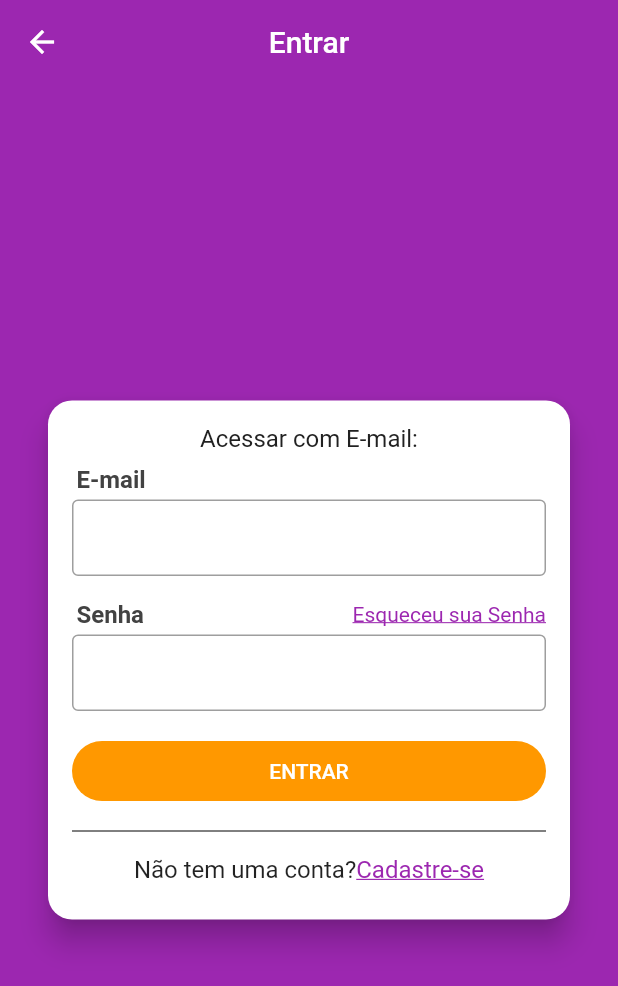
After one commit to Abnner13/Jujuri_OLX, a Flutter app: the screen it shows after launch, in the side drawer, after a tap on "Acesse sua conta agora!", on a phone screen of 412 x 824 dp. The commit adds this screen. Shown: the top 986 px of the screen. Run offline on Flutter 3.47's test engine with Material 2 defaults, Android fonts, the phone set to English and light mode, and no system bars; our stand-ins replace get_it, mobx, parse_server_sdk_flutter; generated files the repository leaves out were written again.

Commit message:
Fazendo Tela de Login

```diff
--- a/lib/Components/CustomDrawer/CustomDrawerHeader.dart
+++ b/lib/Components/CustomDrawer/CustomDrawerHeader.dart
@@ -1,9 +1,16 @@
 import 'package:flutter/material.dart';
+import 'package:jujuri_mobx/screens/Login/LoginScreen.dart';
 
 class CustomDrawerHeader extends StatelessWidget {
   @override
   Widget build(BuildContext context) {
-    return Container(
+    return GestureDetector(
+      onTap: () {
+        Navigator.of(context).pop();
+        Navigator.of(context)
+            .push(MaterialPageRoute(builder: (_) => LoginSreen()));
+      },
+      child: Container(
         color: Colors.purple,
         height: 95,
         padding: const EdgeInsets.symmetric(horizontal: 20),
@@ -37,6 +44,7 @@ class CustomDrawerHeader extends StatelessWidget {
             )
           ],
         ),
+      ),
     );
   }
 }
--- a/lib/main.dart
+++ b/lib/main.dart
@@ -30,9 +30,13 @@ class MyApp extends StatelessWidget {
   Widget build(BuildContext context) {
     return MaterialApp(
       title: 'Jujuri',
+      debugShowCheckedModeBanner: false,
       theme: ThemeData(
-        primarySwatch: Colors.blue,
+        primaryColor: Colors.purple,
+        scaffoldBackgroundColor: Colors.purple,
         visualDensity: VisualDensity.adaptivePlatformDensity,
+        appBarTheme: AppBarTheme(elevation: 0),
+        cursorColor: Colors.orange,
       ),
       home: BaseScreen(),
     );
--- a/lib/screens/HomeScreen/HomeScreen.dart
+++ b/lib/screens/HomeScreen/HomeScreen.dart
@@ -4,9 +4,11 @@ import 'package:jujuri_mobx/Components/CustomDrawer/CustomDrawer.dart';
 class HomeScreen extends StatelessWidget {
   @override
   Widget build(BuildContext context) {
-    return Scaffold(
-      appBar: AppBar(),
-      drawer: CustomDrawer(),
+    return SafeArea(
+      child: Scaffold(
+        appBar: AppBar(),
+        drawer: CustomDrawer(),
+      ),
     );
   }
 }
--- /dev/null
+++ b/lib/screens/Login/LoginScreen.dart
@@ -0,0 +1,136 @@
+import 'dart:ui';
+
+import 'package:flutter/material.dart';
+import 'package:flutter/services.dart';
+
+class LoginSreen extends StatelessWidget {
+  @override
+  Widget build(BuildContext context) {
+    return Scaffold(
+      appBar: AppBar(
+        centerTitle: true,
+        title: const Text('Entrar'),
+      ),
+      body: Container(
+        alignment: Alignment.center,
+        child: SingleChildScrollView(
+          child: Card(
+            shape:
+                RoundedRectangleBorder(borderRadius: BorderRadius.circular(16)),
+            elevation: 8,
+            margin: const EdgeInsets.symmetric(horizontal: 32),
+            child: Padding(
+              padding: const EdgeInsets.all(16),
+              child: Column(
+                crossAxisAlignment: CrossAxisAlignment.stretch,
+                mainAxisSize: MainAxisSize.min,
+                children: <Widget>[
+                  Text(
+                    'Acessar com E-mail: ',
+                    textAlign: TextAlign.center,
+                    style: TextStyle(fontSize: 16, color: Colors.grey[900]),
+                  ),
+                  Padding(
+                    padding: const EdgeInsets.only(left: 3, bottom: 4, top: 8),
+                    child: Text(
+                      'E-mail',
+                      style: TextStyle(
+                        color: Colors.grey[800],
+                        fontSize: 16,
+                        fontWeight: FontWeight.w700,
+                      ),
+                    ),
+                  ),
+                  TextField(
+                    decoration: InputDecoration(
+                      border: const OutlineInputBorder(),
+                      isDense: true,
+                    ),
+                    keyboardType: TextInputType.emailAddress,
+                  ),
+                  const SizedBox(height: 16),
+                  Padding(
+                    padding: const EdgeInsets.only(
+                      left: 3,
+                      bottom: 4,
+                    ),
+                    child: Row(
+                      mainAxisAlignment: MainAxisAlignment.spaceBetween,
+                      children: <Widget>[
+                        Text(
+                          'Senha',
+                          style: TextStyle(
+                            color: Colors.grey[800],
+                            fontSize: 16,
+                            fontWeight: FontWeight.w700,
+                          ),
+                        ),
+                        GestureDetector(
+                          child: Text(
+                            'Esqueceu sua Senha',
+                            style: TextStyle(
+                              decoration: TextDecoration.underline,
+                              color: Colors.purple,
+                            ),
+                          ),
+                          onTap: () {},
+                        ),
+                      ],
+                    ),
+                  ),
+                  TextField(
+                    decoration: InputDecoration(
+                      border: const OutlineInputBorder(),
+                      isDense: true,
+                    ),
+                    obscureText: true,
+                  ),
+                  Container(
+                    margin: const EdgeInsets.only(top: 20, bottom: 12),
+                    height: 40,
+                    child: RaisedButton(
+                      color: Colors.orange,
+                      child: Text('ENTRAR'),
+                      textColor: Colors.white,
+                      elevation: 0,
+                      shape: RoundedRectangleBorder(
+                          borderRadius: BorderRadius.circular(20)),
+                      onPressed: () {},
+                    ),
+                  ),
+                  Divider(color: Colors.black),
+                  Padding(
+                    padding: const EdgeInsets.symmetric(vertical: 8),
+                    child: Wrap(
+                      alignment: WrapAlignment.center,
+                      children: <Widget>[
+                        const Text(
+                          'Não tem uma conta?',
+                          style: TextStyle(fontSize: 16),
+                        ),
+                        GestureDetector(
+                          onTap: () {
+                            Navigator.of(context).push(MaterialPageRoute(
+                                builder: (_) => LoginSreen()));
+                          },
+                          child: Text(
+                            'Cadastre-se',
+                            style: TextStyle(
+                              decoration: TextDecoration.underline,
+                              color: Colors.purple,
+                              fontSize: 16,
+                            ),
+                          ),
+                        )
+                      ],
+                    ),
+                  ),
+                ],
+              ),
+            ),
+          ),
+        ),
+      ),
+    );
+  }
+}
```
Lines whose indentation alone changed are shown as unchanged.
